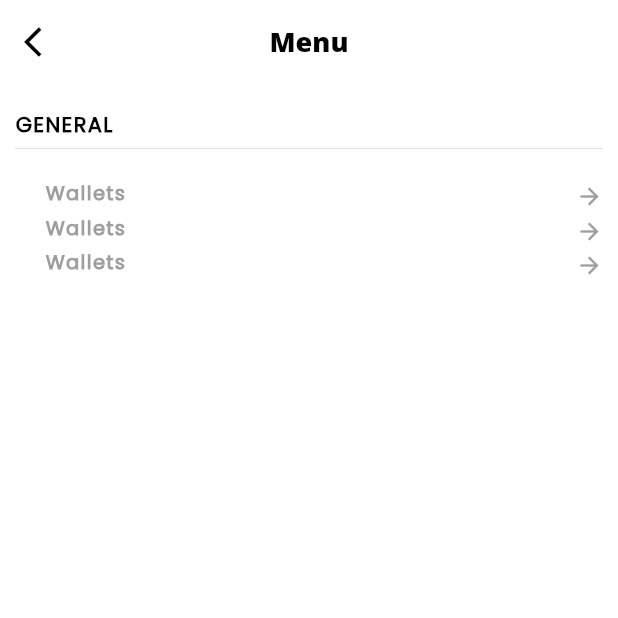
After one commit to somnathmistry-app/MINIMALS, a Flutter app: the MenuScreen screen opened directly, on a phone screen of 412 x 824 dp, the top half of it. The commit adds this screen. Run offline on Flutter 3.47's test engine with Material 2 defaults, Android fonts, the phone set to English and light mode, and no system bars; our stand-ins replace carousel_slider, flutter_neumorphic, fluttertoast, lottie, numberpicker, shared_preferences and 4 more; missing offline and left inert: syncfusion_flutter_core; accounts and stored records are empty; network calls fail; project files that could hold a hidden picture were left out.

Commit message:
LATEST CORRECTION

```diff
--- a/lib/screens/MainContainer.dart
+++ b/lib/screens/MainContainer.dart
@@ -7,6 +7,7 @@ import 'package:minimals/screens/Randomiser.dart';
 import 'package:minimals/screens/ShoppingBag.dart';
 
 import 'lets_shuffle.dart';
+import 'menu_screen.dart';
 class MainContainer extends StatefulWidget {
   const MainContainer({Key? key}) : super(key: key);
 
@@ -22,7 +23,7 @@ class _MainContainerState extends State<MainContainer>  with SingleTickerProvide
     Favorite(),
     Randomiser(),
     ShoppingBag(),
-    Account(),
+    MenuScreen(),
   ];
   @override
   void initState() {
@@ -112,7 +113,7 @@ class _MainContainerState extends State<MainContainer>  with SingleTickerProvide
                               currentTab = 4;
                             });*/
                             Navigator.push(context, MaterialPageRoute(
-                                builder: (_)=>Account()
+                                builder: (_)=>MenuScreen()
                             ));
                           },
                           child: Image.asset("asset/images/icons/user.png", color: currentTab == 4 ?newPink:Colors.grey, width: 20)
--- /dev/null
+++ b/lib/screens/menu_screen.dart
@@ -0,0 +1,121 @@
+import 'package:flutter/material.dart';
+class MenuScreen extends StatefulWidget {
+  const MenuScreen({Key? key}) : super(key: key);
+
+  @override
+  _MenuScreenState createState() => _MenuScreenState();
+}
+
+class _MenuScreenState extends State<MenuScreen> {
+  @override
+  Widget build(BuildContext context) {
+    return Scaffold(
+      appBar: AppBar(
+        backgroundColor: Colors.transparent,
+        elevation: 0,
+        centerTitle: true,
+        leading: IconButton(icon: Icon(Icons.arrow_back_ios, color: Colors.black,),onPressed: (){
+          Navigator.pop(context);
+        },),
+
+        title: Text("Menu", style: TextStyle(
+            fontFamily: "gotham",
+            fontSize: 18,
+            fontWeight: FontWeight.w900,
+            color: Colors.black
+        ),),
+      ),
+      body: SingleChildScrollView(
+
+         child: Column(
+           children: [
+             SizedBox(height: 25,),
+             Padding(
+               padding: const EdgeInsets.only(left:10,right: 10),
+               child: Row(
+                 children: [
+                   Text("GENERAL", style: TextStyle(
+                       fontFamily: "popins-r",
+                       fontSize: 14,
+                       fontWeight: FontWeight.w900,
+                       color: Colors.black,
+                       letterSpacing: 0.9,
+                       height: 0.7
+                   ),),
+                 ],
+               ),
+             ),
+             Padding(
+               padding: const EdgeInsets.only(left:10,right: 10),
+               child: Divider(),
+             ),
+             Padding(
+               padding: const EdgeInsets.only(left:30,right: 10),
+               child: Column(
+                 crossAxisAlignment: CrossAxisAlignment.start,
+                 children: [
+
+                   SizedBox(height: 15,),
+
+                   Row(
+                     mainAxisAlignment: MainAxisAlignment.spaceBetween,
+                     crossAxisAlignment: CrossAxisAlignment.center,
+                     children: [
+                       Text("Wallets", style: TextStyle(
+                           fontFamily: "popins-r",
+                           fontSize: 13,
+                           fontWeight: FontWeight.w900,
+                           color: Colors.grey,
+                           height: 0.7,letterSpacing: 0.9
+
+                       ),
+                       ),
+                       Icon(Icons.arrow_forward,color: Colors.grey,size: 18,)
+                     ],
+                   ),
+
+                   SizedBox(height: 5,),
+                   Row(
+                     mainAxisAlignment: MainAxisAlignment.spaceBetween,
+                     crossAxisAlignment: CrossAxisAlignment.center,
+                     children: [
+                       Text("Wallets", style: TextStyle(
+                           fontFamily: "popins-r",
+                           fontSize: 13,
+                           fontWeight: FontWeight.w900,
+                           color: Colors.grey,
+                           height: 0.7,letterSpacing: 0.9
+
+                       ),
+                       ),
+                       Icon(Icons.arrow_forward,color: Colors.grey,size: 18,)
+                     ],
+                   ),
+
+                   SizedBox(height: 5,),
+                   Row(
+                     mainAxisAlignment: MainAxisAlignment.spaceBetween,
+                     crossAxisAlignment: CrossAxisAlignment.center,
+                     children: [
+                       Text("Wallets", style: TextStyle(
+                           fontFamily: "popins-r",
+                           fontSize: 13,
+                           fontWeight: FontWeight.w900,
+                           color: Colors.grey,
+                           height: 0.7,letterSpacing: 0.9
+
+                       ),
+                       ),
+                       Icon(Icons.arrow_forward,color: Colors.grey,size: 18,)
+                     ],
+                   ),
+
+                 ],
+               ),
+             ),
+           ],
+         ),
+      ),
+    );
+  }
+}
```
